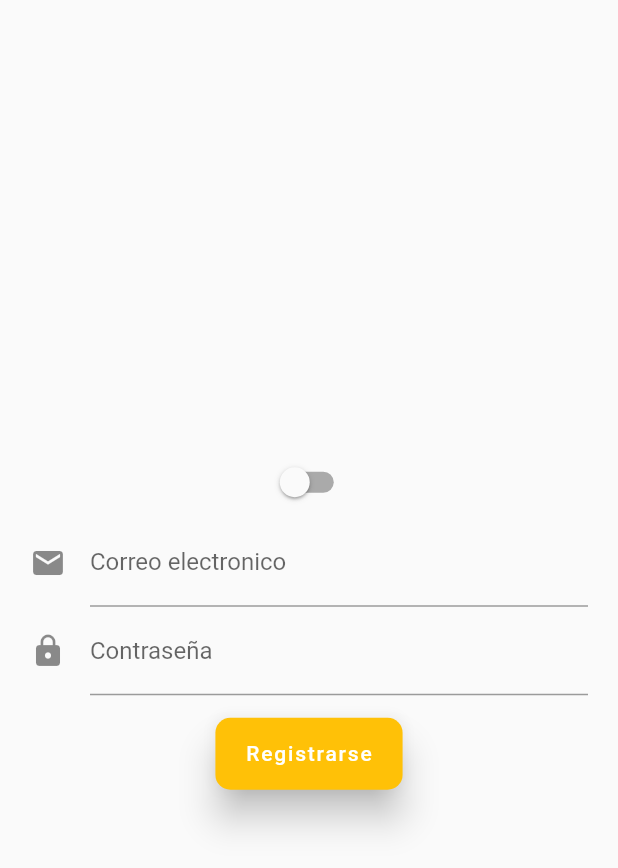
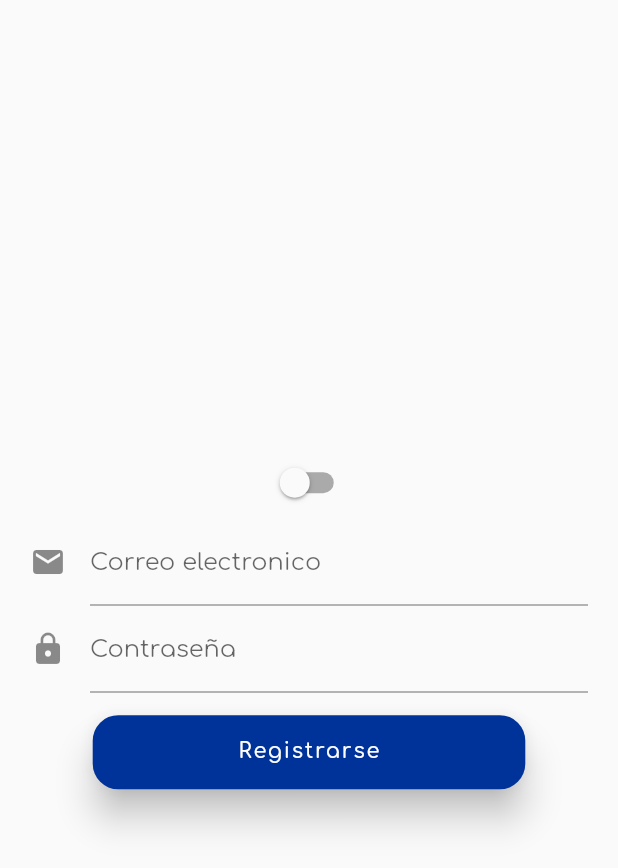
Before and after one commit to Emmanuelle20021/vitiumParaDocker, a Flutter app: the LoginUser screen opened directly, on a phone screen of 412 x 824 dp. Shown: the top 868 px of the screen. Run offline on Flutter 3.47's test engine with Material 2 defaults, Android fonts, the phone set to English and light mode, and no system bars; our stand-ins replace animate_do, auto_size_text, cloud_firestore, device_preview, file_picker, firebase_auth and 4 more; missing offline and left inert: firebase_app_check; accounts and stored records are empty.

Commit message:
Agregar tema

```diff
--- /dev/null
+++ b/lib/constantes/tema.dart
@@ -0,0 +1,24 @@
+import 'package:flutter/material.dart';
+import 'package:google_fonts/google_fonts.dart';
+import 'package:vitium_app/constantes/constantes.dart';
+
+var tema = ThemeData(
+  colorScheme: ColorScheme.fromSwatch(
+    primarySwatch: customColor,
+    backgroundColor: background,
+    accentColor: accent,
+  ),
+  fontFamily: GoogleFonts.comfortaa().fontFamily,
+  navigationRailTheme: NavigationRailThemeData(
+    unselectedIconTheme: IconThemeData(color: tertiary),
+    selectedIconTheme: IconThemeData(color: icon),
+  ),
+  floatingActionButtonTheme: FloatingActionButtonThemeData(
+    foregroundColor: background,
+    shape: const RoundedRectangleBorder(
+      borderRadius: BorderRadius.all(
+        Radius.circular(17),
+      ),
+    ),
+  ),
+);
--- a/lib/main.dart
+++ b/lib/main.dart
@@ -4,6 +4,7 @@ import 'package:firebase_core/firebase_core.dart';
 import 'package:flutter/material.dart';
 import 'package:flutter_native_splash/flutter_native_splash.dart';
 import 'package:vitium_app/pantallas/splash/splahs.dart';
+import 'package:vitium_app/constantes/tema.dart';
 
 Future<void> main() async {
   WidgetsFlutterBinding.ensureInitialized();
@@ -29,6 +30,7 @@ class VitiumApp extends StatelessWidget {
   @override
   Widget build(BuildContext context) {
     return MaterialApp(
+        theme: tema,
         debugShowCheckedModeBanner: false,
         useInheritedMediaQuery: true,
         locale: DevicePreview.locale(context),
--- a/lib/pantallas/empresa/login/login_empresa.dart
+++ b/lib/pantallas/empresa/login/login_empresa.dart
@@ -167,7 +167,6 @@ class _LoginEmpresaState extends State<LoginEmpresa> {
         },
         label: Text(isLogin ? "Iniciar Sesión" : "Registrarse"),
         elevation: 10,
-        backgroundColor: Colors.blueGrey,
       );
     });
   }
--- a/lib/pantallas/usuario/login/login_user.dart
+++ b/lib/pantallas/usuario/login/login_user.dart
@@ -138,18 +138,18 @@ class _LoginUserState extends State<LoginUser> {
     });
   }
 
-  FloatingActionButton _buttonRS() {
-    return FloatingActionButton.extended(
-      shape: RoundedRectangleBorder(
-        borderRadius: BorderRadius.circular(10),
+  _buttonRS() {
+    return SizedBox(
+      width: MediaQuery.of(context).size.width * .7,
+      height: MediaQuery.of(context).size.height * .06,
+      child: FloatingActionButton.extended(
+        onPressed: () {
+          //print(usuario.toString());
+          handleSubmit();
+        },
+        label: Text(isLogin ? "Iniciar Sesión" : "Registrarse"),
+        elevation: 10,
       ),
-      onPressed: () {
-        //print(usuario.toString());
-        handleSubmit();
-      },
-      label: Text(isLogin ? "Iniciar Sesión" : "Registrarse"),
-      elevation: 10,
-      backgroundColor: Colors.amber,
     );
   }
 
```
Also changed, not shown: lib/constantes/constantes.dart (+44 -28 lines), lib/pantallas/splash/splahs.dart (+17 -17 lines), assets/figuras/fondo.png (added).
